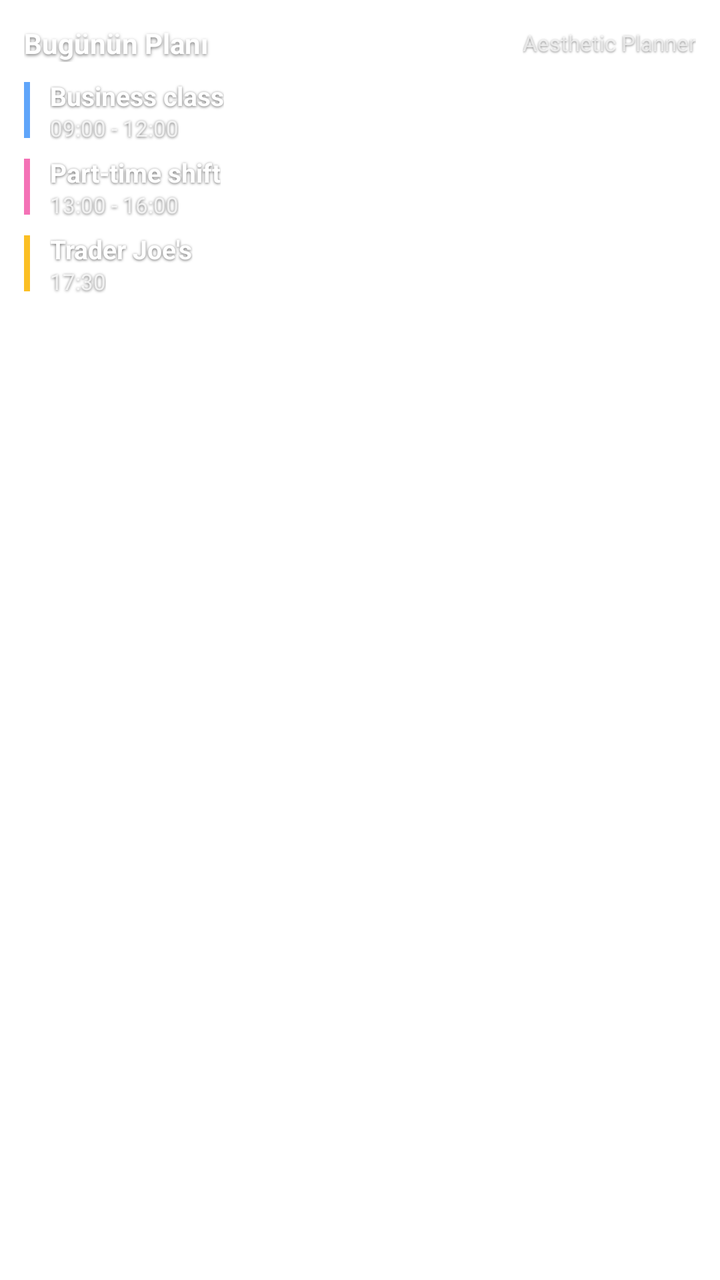
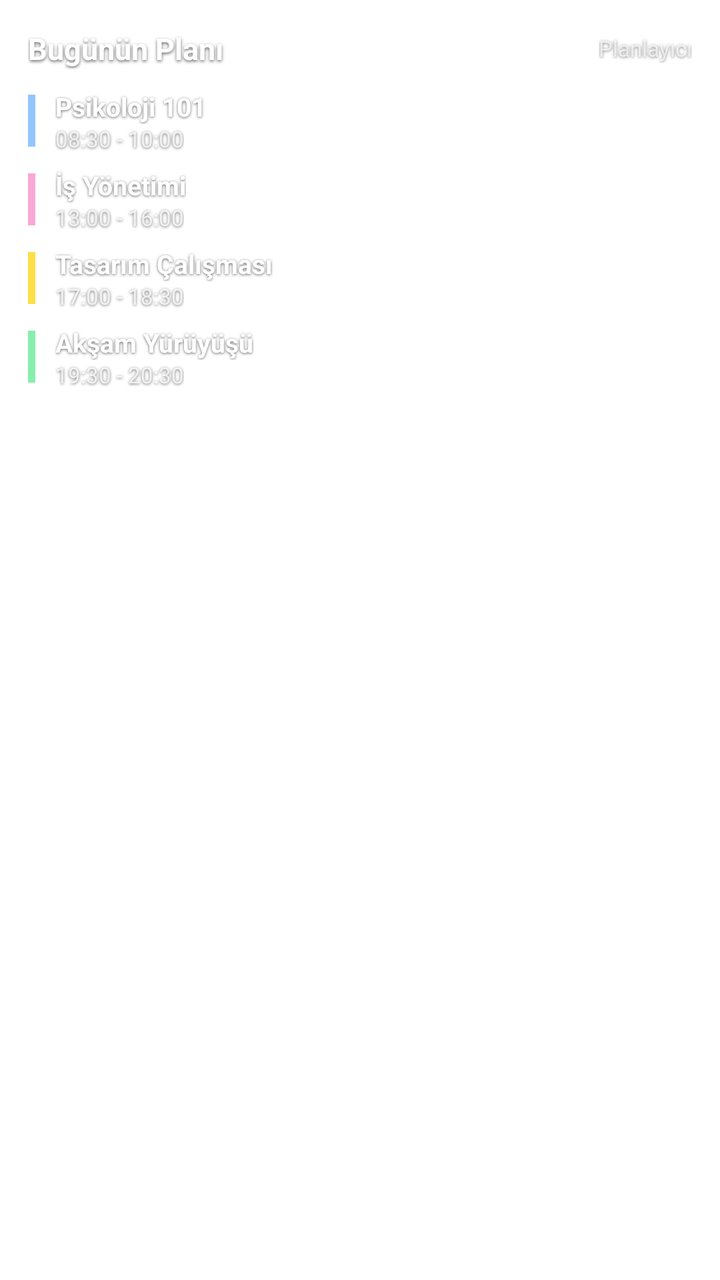

Two renders of the same Android screen: before a commit and after it. Below are the layout's source before the change and the commit's diff.
<!-- AndroidManifest.xml: fallback theme Theme.MaterialComponents.DayNight.NoActionBar -->
<!-- res/layout/aesthetic_planner_widget_layout.xml -->
<?xml version="1.0" encoding="utf-8"?>
<LinearLayout xmlns:android="http://schemas.android.com/apk/res/android"
    android:id="@+id/widget_root"
    android:layout_width="match_parent"
    android:layout_height="match_parent"
    android:orientation="vertical"
    android:background="@android:color/transparent"
    android:padding="12dp">

    
    <LinearLayout
        android:layout_width="match_parent"
        android:layout_height="wrap_content"
        android:orientation="horizontal"
        android:gravity="center_vertical"
        android:layout_marginBottom="8dp">

        <TextView
            android:id="@+id/widget_day_title"
            android:layout_width="0dp"
            android:layout_height="wrap_content"
            android:layout_weight="1"
            android:text="Bugünün Planı"
            android:textColor="#FFFFFFFF"
            android:textSize="14sp"
            android:textStyle="bold"
            android:shadowColor="#80000000"
            android:shadowDx="0"
            android:shadowDy="2"
            android:shadowRadius="4" />

        <TextView
            android:id="@+id/widget_app_tag"
            android:layout_width="wrap_content"
            android:layout_height="wrap_content"
            android:text="Aesthetic Planner"
            android:textColor="#B3FFFFFF"
            android:textSize="11sp"
            android:shadowColor="#80000000"
            android:shadowDx="0"
            android:shadowDy="1"
            android:shadowRadius="2" />
    </LinearLayout>

    
    <LinearLayout
        android:id="@+id/widget_events_container"
        android:layout_width="match_parent"
        android:layout_height="wrap_content"
        android:orientation="vertical">

        
        <LinearLayout
            android:id="@+id/widget_item_1"
            android:layout_width="match_parent"
            android:layout_height="wrap_content"
            android:orientation="horizontal"
            android:layout_marginBottom="6dp"
            android:gravity="center_vertical">

            <View
                android:id="@+id/widget_item_1_bar"
                android:layout_width="3dp"
                android:layout_height="28dp"
                android:background="#60A5FA"
                android:layout_marginEnd="10dp" />

            <LinearLayout
                android:layout_width="match_parent"
                android:layout_height="wrap_content"
                android:orientation="vertical">

                <TextView
                    android:id="@+id/widget_item_1_title"
                    android:layout_width="wrap_content"
                    android:layout_height="wrap_content"
                    android:text="Business class"
                    android:textColor="#FFFFFFFF"
                    android:textSize="13sp"
                    android:textStyle="bold"
                    android:shadowColor="#99000000"
                    android:shadowDx="0"
                    android:shadowDy="1"
                    android:shadowRadius="3" />

                <TextView
                    android:id="@+id/widget_item_1_time"
                    android:layout_width="wrap_content"
                    android:layout_height="wrap_content"
                    android:text="09:00 - 12:00"
                    android:textColor="#CCFFFFFF"
                    android:textSize="11sp"
                    android:shadowColor="#99000000"
                    android:shadowDx="0"
                    android:shadowDy="1"
                    android:shadowRadius="3" />
            </LinearLayout>
        </LinearLayout>

        
        <LinearLayout
            android:id="@+id/widget_item_2"
            android:layout_width="match_parent"
            android:layout_height="wrap_content"
            android:orientation="horizontal"
            android:layout_marginBottom="6dp"
            android:gravity="center_vertical">

            <View
                android:id="@+id/widget_item_2_bar"
                android:layout_width="3dp"
                android:layout_height="28dp"
                android:background="#F472B6"
                android:layout_marginEnd="10dp" />

            <LinearLayout
                android:layout_width="match_parent"
                android:layout_height="wrap_content"
                android:orientation="vertical">

                <TextView
                    android:id="@+id/widget_item_2_title"
                    android:layout_width="wrap_content"
                    android:layout_height="wrap_content"
                    android:text="Part-time shift"
                    android:textColor="#FFFFFFFF"
                    android:textSize="13sp"
                    android:textStyle="bold"
                    android:shadowColor="#99000000"
                    android:shadowDx="0"
                    android:shadowDy="1"
                    android:shadowRadius="3" />

                <TextView
                    android:id="@+id/widget_item_2_time"
                    android:layout_width="wrap_content"
                    android:layout_height="wrap_content"
                    android:text="13:00 - 16:00"
                    android:textColor="#CCFFFFFF"
                    android:textSize="11sp"
                    android:shadowColor="#99000000"
                    android:shadowDx="0"
                    android:shadowDy="1"
                    android:shadowRadius="3" />
            </LinearLayout>
        </LinearLayout>

        
        <LinearLayout
            android:id="@+id/widget_item_3"
            android:layout_width="match_parent"
            android:layout_height="wrap_content"
            android:orientation="horizontal"
            android:layout_marginBottom="4dp"
            android:gravity="center_vertical">

            <View
                android:id="@+id/widget_item_3_bar"
                android:layout_width="3dp"
                android:layout_height="28dp"
                android:background="#FBBF24"
                android:layout_marginEnd="10dp" />

            <LinearLayout
                android:layout_width="match_parent"
                android:layout_height="wrap_content"
                android:orientation="vertical">

                <TextView
                    android:id="@+id/widget_item_3_title"
                    android:layout_width="wrap_content"
                    android:layout_height="wrap_content"
                    android:text="Trader Joe's"
                    android:textColor="#FFFFFFFF"
                    android:textSize="13sp"
                    android:textStyle="bold"
                    android:shadowColor="#99000000"
                    android:shadowDx="0"
                    android:shadowDy="1"
                    android:shadowRadius="3" />

                <TextView
                    android:id="@+id/widget_item_3_time"
                    android:layout_width="wrap_content"
                    android:layout_height="wrap_content"
                    android:text="17:30"
                    android:textColor="#CCFFFFFF"
                    android:textSize="11sp"
                    android:shadowColor="#99000000"
                    android:shadowDx="0"
                    android:shadowDy="1"
                    android:shadowRadius="3" />
            </LinearLayout>
        </LinearLayout>
    </LinearLayout>
</LinearLayout>
<!-- resources referenced by this layout -->
<resources>

</resources>

<!-- the commit's change to res/layout/aesthetic_planner_widget_layout.xml (unified diff, before → after) -->
@@ -5,7 +5,7 @@
     android:layout_height="match_parent"
     android:orientation="vertical"
     android:background="@android:color/transparent"
-    android:padding="12dp">
+    android:padding="14dp">
 
     
     <LinearLayout
@@ -13,7 +13,7 @@
         android:layout_height="wrap_content"
         android:orientation="horizontal"
         android:gravity="center_vertical"
-        android:layout_marginBottom="8dp">
+        android:layout_marginBottom="10dp">
 
         <TextView
             android:id="@+id/widget_day_title"
@@ -22,9 +22,9 @@
             android:layout_weight="1"
             android:text="Bugünün Planı"
             android:textColor="#FFFFFFFF"
-            android:textSize="14sp"
+            android:textSize="15sp"
             android:textStyle="bold"
-            android:shadowColor="#80000000"
+            android:shadowColor="#99000000"
             android:shadowDx="0"
             android:shadowDy="2"
             android:shadowRadius="4" />
@@ -33,14 +33,30 @@
             android:id="@+id/widget_app_tag"
             android:layout_width="wrap_content"
             android:layout_height="wrap_content"
-            android:text="Aesthetic Planner"
+            android:text="Planlayıcı"
             android:textColor="#B3FFFFFF"
             android:textSize="11sp"
             android:shadowColor="#80000000"
             android:shadowDx="0"
             android:shadowDy="1"
-            android:shadowRadius="2" />
+            android:shadowRadius="3" />
     </LinearLayout>
+
+    
+    <TextView
+        android:id="@+id/widget_empty_text"
+        android:layout_width="match_parent"
+        android:layout_height="wrap_content"
+        android:text="Bugün için plan bulunmuyor ✨"
+        android:textColor="#B3FFFFFF"
+        android:textSize="12sp"
+        android:visibility="gone"
+        android:paddingTop="12dp"
+        android:paddingBottom="12dp"
+        android:shadowColor="#99000000"
+        android:shadowDx="0"
+        android:shadowDy="1"
+        android:shadowRadius="3" />
 
     
     <LinearLayout
@@ -55,14 +71,14 @@
             android:layout_width="match_parent"
             android:layout_height="wrap_content"
             android:orientation="horizontal"
-            android:layout_marginBottom="6dp"
+            android:layout_marginBottom="7dp"
             android:gravity="center_vertical">
 
             <View
                 android:id="@+id/widget_item_1_bar"
-                android:layout_width="3dp"
-                android:layout_height="28dp"
-                android:background="#60A5FA"
+                android:layout_width="3.5dp"
+                android:layout_height="26dp"
+                android:background="#93C5FD"
                 android:layout_marginEnd="10dp" />
 
             <LinearLayout
@@ -74,7 +90,7 @@
                     android:id="@+id/widget_item_1_title"
                     android:layout_width="wrap_content"
                     android:layout_height="wrap_content"
-                    android:text="Business class"
+                    android:text="Psikoloji 101"
                     android:textColor="#FFFFFFFF"
                     android:textSize="13sp"
                     android:textStyle="bold"
@@ -87,7 +103,7 @@
                     android:id="@+id/widget_item_1_time"
                     android:layout_width="wrap_content"
                     android:layout_height="wrap_content"
-                    android:text="09:00 - 12:00"
+                    android:text="08:30 - 10:00"
                     android:textColor="#CCFFFFFF"
                     android:textSize="11sp"
                     android:shadowColor="#99000000"
@@ -103,14 +119,14 @@
             android:layout_width="match_parent"
             android:layout_height="wrap_content"
             android:orientation="horizontal"
-            android:layout_marginBottom="6dp"
+            android:layout_marginBottom="7dp"
             android:gravity="center_vertical">
 
             <View
                 android:id="@+id/widget_item_2_bar"
-                android:layout_width="3dp"
-                android:layout_height="28dp"
-                android:background="#F472B6"
+                android:layout_width="3.5dp"
+                android:layout_height="26dp"
+                android:background="#F9A8D4"
                 android:layout_marginEnd="10dp" />
 
             <LinearLayout
@@ -122,7 +138,7 @@
                     android:id="@+id/widget_item_2_title"
                     android:layout_width="wrap_content"
                     android:layout_height="wrap_content"
-                    android:text="Part-time shift"
+                    android:text="İş Yönetimi"
                     android:textColor="#FFFFFFFF"
                     android:textSize="13sp"
                     android:textStyle="bold"
@@ -151,39 +167,87 @@
             android:layout_width="match_parent"
             android:layout_height="wrap_content"
             android:orientation="horizontal"
+            android:layout_marginBottom="7dp"
+            android:gravity="center_vertical">
+
+            <View
+                android:id="@+id/widget_item_3_bar"
+                android:layout_width="3.5dp"
+                android:layout_height="26dp"
+                android:background="#FDE047"
+                android:layout_marginEnd="10dp" />
+
+            <LinearLayout
+                android:layout_width="match_parent"
+                android:layout_height="wrap_content"
+                android:orientation="vertical">
+
+                <TextView
+                    android:id="@+id/widget_item_3_title"
+                    android:layout_width="wrap_content"
+                    android:layout_height="wrap_content"
+                    android:text="Tasarım Çalışması"
+                    android:textColor="#FFFFFFFF"
+                    android:textSize="13sp"
+                    android:textStyle="bold"
+                    android:shadowColor="#99000000"
+                    android:shadowDx="0"
+                    android:shadowDy="1"
+                    android:shadowRadius="3" />
+
+                <TextView
+                    android:id="@+id/widget_item_3_time"
+                    android:layout_width="wrap_content"
+                    android:layout_height="wrap_content"
+                    android:text="17:00 - 18:30"
+                    android:textColor="#CCFFFFFF"
+                    android:textSize="11sp"
+                    android:shadowColor="#99000000"
+                    android:shadowDx="0"
+                    android:shadowDy="1"
+                    android:shadowRadius="3" />
+            </LinearLayout>
+        </LinearLayout>
+
+        
+        <LinearLayout
+            android:id="@+id/widget_item_4"
+            android:layout_width="match_parent"
+            android:layout_height="wrap_content"
+            android:orientation="horizontal"
             android:layout_marginBottom="4dp"
             android:gravity="center_vertical">
 
             <View
-                android:id="@+id/widget_item_3_bar"
-                android:layout_width="3dp"
-                android:layout_height="28dp"
-                android:background="#FBBF24"
-                android:layout_marginEnd="10dp" />
-
-            <LinearLayout
-                android:layout_width="match_parent"
-                android:layout_height="wrap_content"
-                android:orientation="vertical">
-
-                <TextView
-                    android:id="@+id/widget_item_3_title"
-                    android:layout_width="wrap_content"
-                    android:layout_height="wrap_content"
-                    android:text="Trader Joe's"
-                    android:textColor="#FFFFFFFF"
-                    android:textSize="13sp"
-                    android:textStyle="bold"
-                    android:shadowColor="#99000000"
-                    android:shadowDx="0"
-                    android:shadowDy="1"
-                    android:shadowRadius="3" />
-
-                <TextView
-                    android:id="@+id/widget_item_3_time"
-                    android:layout_width="wrap_content"
-                    android:layout_height="wrap_content"
-                    android:text="17:30"
+                android:id="@+id/widget_item_4_bar"
+                android:layout_width="3.5dp"
+                android:layout_height="26dp"
+                android:background="#86EFAC"
+                android:layout_marginEnd="10dp" />
+
+            <LinearLayout
+                android:layout_width="match_parent"
+                android:layout_height="wrap_content"
+                android:orientation="vertical">
+
+                <TextView
+                    android:id="@+id/widget_item_4_title"
+                    android:layout_width="wrap_content"
+                    android:layout_height="wrap_content"
+                    android:text="Akşam Yürüyüşü"
+                    android:textColor="#FFFFFFFF"
+                    android:textSize="13sp"
+                    android:textStyle="bold"
+                    android:shadowColor="#99000000"
+                    android:shadowDx="0"
+                    android:shadowDy="1"
+                    android:shadowRadius="3" />
+
+                <TextView
+                    android:id="@+id/widget_item_4_time"
+                    android:layout_width="wrap_content"
+                    android:layout_height="wrap_content"
+                    android:text="19:30 - 20:30"
                     android:textColor="#CCFFFFFF"
                     android:textSize="11sp"
                     android:shadowColor="#99000000"
